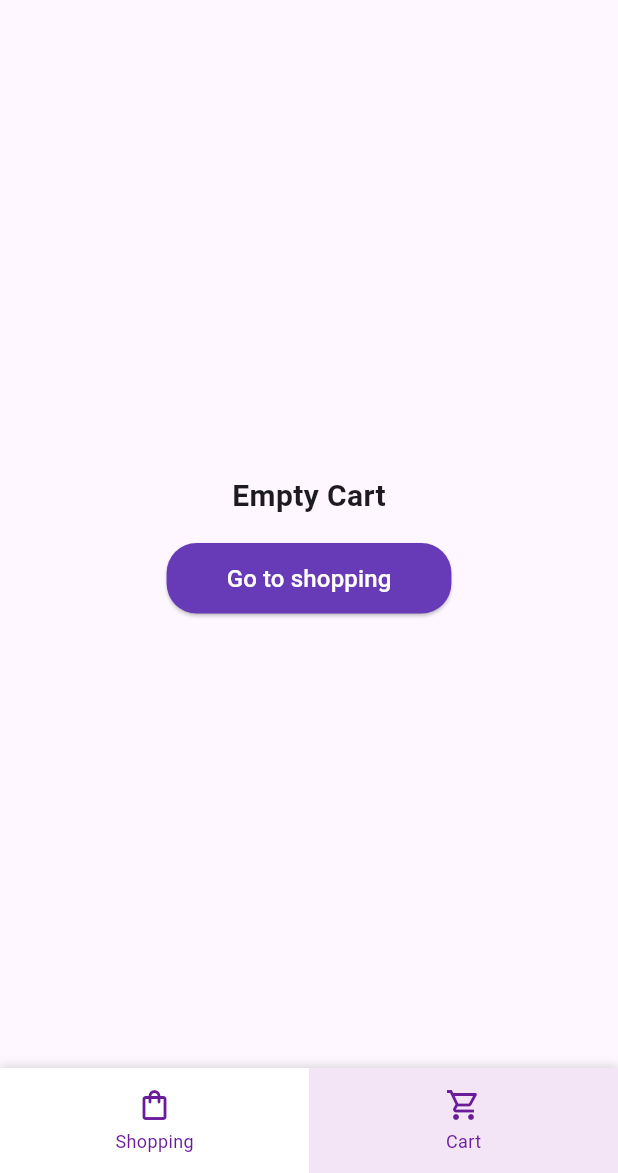
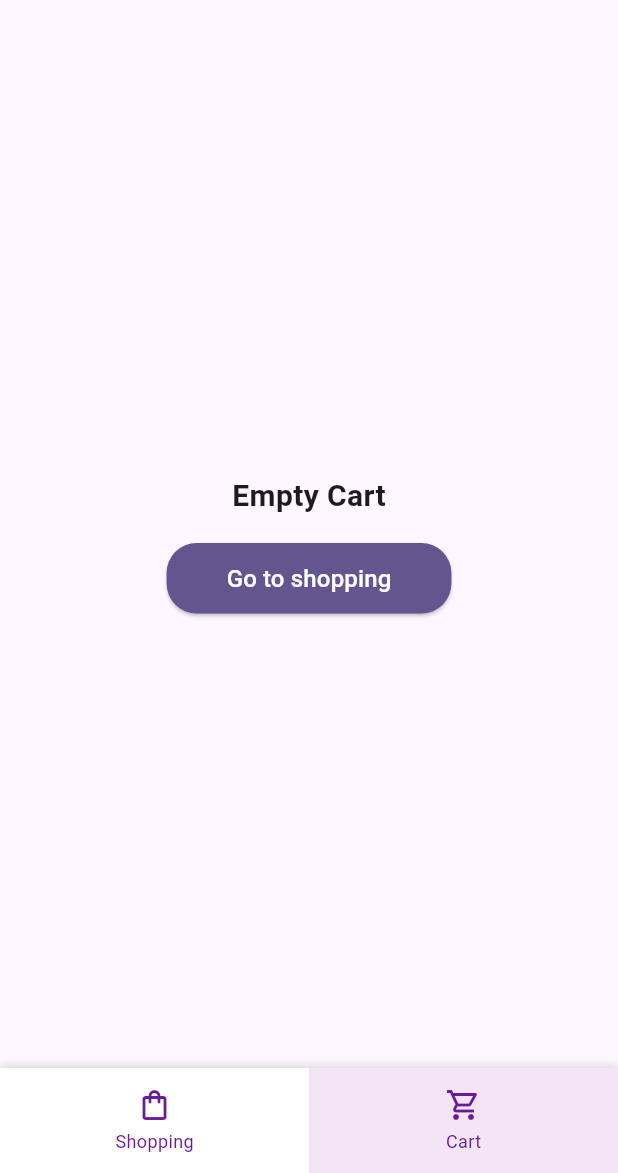
Before and after one commit to NANAIPRM/freshket-shopping-app, a Flutter app: the CheckoutSuccessPage screen opened by its route, after a tap on the "arrow back" icon, after a tap on "Cart", on a phone screen of 412 x 824 dp, the part 63-1236 px from its top. Run offline on Flutter 3.47's test engine with Material 3 defaults, Android fonts, the phone set to English and light mode, and no system bars; our stand-ins replace dio, equatable, flutter_bloc, go_router, shimmer; network calls fail.

Commit message:
fix:style

```diff
--- a/lib/data/services/api_service.dart
+++ b/lib/data/services/api_service.dart
@@ -108,10 +108,8 @@ class ApiService {
               headers: {'Content-Type': 'application/json', 'accept': '*/*'}));
 
       if (response.statusCode == 204) {
-        // Return the response data if checkout is successful
         return response.data;
       } else {
-        // Throw an error if the checkout fails
         throw 'ไม่สามารถทำการชำระเงินได้: ${response.statusCode}';
       }
     } catch (e) {
--- a/lib/logic/blocs/cart/cart_event.dart
+++ b/lib/logic/blocs/cart/cart_event.dart
@@ -50,3 +50,7 @@ class CheckoutEvent extends CartEvent {
   @override
   List<Object?> get props => [];
 }
+
+class ResetCartStateEvent extends CartEvent {
+  const ResetCartStateEvent();
+}
--- a/lib/logic/blocs/latest_product/latest_product_bloc.dart
+++ b/lib/logic/blocs/latest_product/latest_product_bloc.dart
@@ -30,7 +30,6 @@ class LatestProductBloc extends Bloc<LatestProductEvent, LatestProductState> {
     LoadMoreLatestProductsEvent event,
     Emitter<LatestProductState> emit,
   ) async {
-    // Only fetch more if we have reached the threshold and have more to fetch
     if (_nextCursor == null || _hasReachedMax || _currentProducts.length < 20) {
       return;
     }
--- a/lib/main.dart
+++ b/lib/main.dart
@@ -14,43 +14,44 @@ void main() {
   runApp(const MyApp());
 }
 
-// Define routes using GoRouter
 final GoRouter _router = GoRouter(
   initialLocation: '/',
   routes: [
-    ShellRoute(
-      builder: (context, state, child) {
-        return RootLayout(child: child);
+    StatefulShellRoute.indexedStack(
+      builder: (context, state, navigationShell) {
+        return RootLayout(navigationShell: navigationShell);
       },
+      branches: [
+        StatefulShellBranch(
           routes: [
             GoRoute(
               path: '/',
               name: 'home',
-          pageBuilder: (context, state) {
-            return NoTransitionPage(
-              child: HomePage(),
-            );
+              builder: (context, state) {
+                return const HomePage();
               },
             ),
+          ],
+        ),
+        StatefulShellBranch(
+          routes: [
             GoRoute(
               path: '/cart',
               name: 'cart',
-          pageBuilder: (context, state) {
-            return NoTransitionPage(
-              child: CartPage(),
-            );
+              builder: (context, state) {
+                return const CartPage();
               },
+            ),
+          ],
+        ),
+      ],
     ),
     GoRoute(
       path: '/checkout-success',
       name: 'checkout-success',
-          pageBuilder: (context, state) {
-            return NoTransitionPage(
-              child: CheckoutSuccessPage(),
-            );
+      builder: (context, state) {
+        return const CheckoutSuccessPage();
       },
-        ),
-      ],
     ),
   ],
 );
@@ -89,50 +90,35 @@ class MyApp extends StatelessWidget {
   }
 }
 
-// Root layout that contains the bottom navigation bar
 class RootLayout extends StatelessWidget {
-  final Widget child;
+  final StatefulNavigationShell navigationShell;
 
-  const RootLayout({super.key, required this.child});
+  const RootLayout({super.key, required this.navigationShell});
 
   @override
-  // In your RootLayout class
-  @override
   Widget build(BuildContext context) {
-    // Get the current route location
+    final int currentIndex = navigationShell.currentIndex;
+
     final String location = GoRouterState.of(context).matchedLocation;
-    int currentIndex = 0;
-
-    // Determine which tab is currently active
-    if (location.startsWith('/cart')) {
-      currentIndex = 1;
-    }
-
-    // Check if we're on the success page
-    final bool isSuccessPage = location.startsWith('/checkout-success');
+    final bool isCheckoutSuccess = location.startsWith('/checkout-success');
 
     return Scaffold(
-      appBar: (currentIndex == 0 && !isSuccessPage)
+      appBar: (currentIndex == 0 && !isCheckoutSuccess)
           ? AppBar(
               backgroundColor: Theme.of(context).colorScheme.inversePrimary,
               title: const Text('Freshket Shopping App'),
             )
           : null,
-      body: child,
-      bottomNavigationBar: isSuccessPage
+      body: navigationShell,
+      bottomNavigationBar: isCheckoutSuccess
           ? null
           : CustomBottomNavigationBar(
               selectedIndex: currentIndex,
               onTap: (index) {
-                // Handle navigation with GoRouter
-                switch (index) {
-                  case 0:
-                    context.goNamed('home');
-                    break;
-                  case 1:
-                    context.goNamed('cart');
-                    break;
-                }
+                navigationShell.goBranch(
+                  index,
+                  initialLocation: index == currentIndex,
+                );
               },
             ),
     );
--- a/lib/ui/pages/cart_page.dart
+++ b/lib/ui/pages/cart_page.dart
@@ -6,8 +6,26 @@ import '../../../logic/blocs/cart/cart_state.dart';
 import '../../../logic/blocs/cart/cart_event.dart';
 import '../../../data/models/cart_item.dart';
 
-class CartPage extends StatelessWidget {
+class CartPage extends StatefulWidget {
   const CartPage({super.key});
+
+  @override
+  State<CartPage> createState() => _CartPageState();
+}
+
+class _CartPageState extends State<CartPage> {
+  @override
+  void initState() {
+    super.initState();
+
+    WidgetsBinding.instance.addPostFrameCallback((_) {
+      final currentState = context.read<CartBloc>().state;
+
+      if (currentState is CartCheckoutSuccess) {
+        context.read<CartBloc>().add(const ResetCartStateEvent());
+      }
+    });
+  }
 
   @override
   Widget build(BuildContext context) {
@@ -16,14 +34,88 @@ class CartPage extends StatelessWidget {
         if (state is CartCheckoutSuccess) {
           context.goNamed('checkout-success');
         }
+
+        if (state is CartError) {
+          ScaffoldMessenger.of(context).showSnackBar(
+            SnackBar(
+              content: Text('Something went wrong'),
+              backgroundColor: Colors.red,
+              duration: const Duration(seconds: 5),
+              action: SnackBarAction(
+                label: 'Try again',
+                textColor: Colors.white,
+                onPressed: () {
+                  final currentState = context.read<CartBloc>().state;
+                  if (currentState is CartLoaded &&
+                      currentState.items.isNotEmpty) {
+                    context.read<CartBloc>().add(const CheckoutEvent());
+                  }
+                },
+              ),
+            ),
+          );
+        }
       },
       child: BlocBuilder<CartBloc, CartState>(
         builder: (context, state) {
+          if (state is CartCheckoutSuccess) {
+            return _buildEmptyCart(context);
+          }
+
+          if (state is CartError) {
+            final cartBloc = context.read<CartBloc>();
+
+            final CartState previousState = cartBloc.state;
+
+            if (previousState is CartLoaded) {
+              return previousState.items.isEmpty
+                  ? _buildEmptyCart(context)
+                  : _buildCartList(context, previousState);
+            }
+
+            return Scaffold(
+              appBar: AppBar(
+                title: const Text('Cart'),
+              ),
+              body: Center(
+                child: Column(
+                  mainAxisAlignment: MainAxisAlignment.center,
+                  children: [
+                    const Icon(
+                      Icons.error_outline,
+                      color: Colors.red,
+                      size: 64,
+                    ),
+                    const SizedBox(height: 16),
+                    Text(
+                      'เกิดข้อผิดพลาด',
+                      style: Theme.of(context).textTheme.headlineSmall,
+                    ),
+                    const SizedBox(height: 8),
+                    Text(
+                      state.message,
+                      textAlign: TextAlign.center,
+                      style: Theme.of(context).textTheme.bodyMedium,
+                    ),
+                    const SizedBox(height: 24),
+                    ElevatedButton(
+                      onPressed: () {
+                        context.read<CartBloc>().add(const CheckoutEvent());
+                      },
+                      child: const Text('ลองอีกครั้ง'),
+                    ),
+                  ],
+                ),
+              ),
+            );
+          }
+
           if (state is CartLoaded) {
             return state.items.isEmpty
                 ? _buildEmptyCart(context)
                 : _buildCartList(context, state);
           }
+
           return const Center(child: CircularProgressIndicator());
         },
       ),
@@ -37,8 +129,7 @@ class CartPage extends StatelessWidget {
         leading: IconButton(
           icon: const Icon(Icons.arrow_back),
           onPressed: () {
-            // Use GoRouter to navigate back to home
-            context.goNamed('home');
+            context.go('/');
           },
         ),
       ),
@@ -56,11 +147,10 @@ class CartPage extends StatelessWidget {
             const SizedBox(height: 16),
             ElevatedButton(
               onPressed: () {
-                // Use GoRouter to navigate to home
-                context.goNamed('home');
+                context.go('/');
               },
               style: ElevatedButton.styleFrom(
-                backgroundColor: Theme.of(context).primaryColor,
+                backgroundColor: const Color.fromRGBO(101, 85, 143, 1),
                 foregroundColor: Colors.white,
                 shape: RoundedRectangleBorder(
                   borderRadius: BorderRadius.circular(20),
@@ -150,6 +240,7 @@ class CartPage extends StatelessWidget {
                   style: const TextStyle(
                     fontWeight: FontWeight.bold,
                     fontSize: 14,
+                    color: Color.fromRGBO(33, 0, 93, 1),
                   ),
                 ),
                 const SizedBox(height: 4),
@@ -163,6 +254,7 @@ class CartPage extends StatelessWidget {
                       style: const TextStyle(
                         fontSize: 16,
                         fontWeight: FontWeight.bold,
+                        color: Color.fromRGBO(79, 55, 139, 1),
                       ),
                     ),
                     const Text(
@@ -181,10 +273,10 @@ class CartPage extends StatelessWidget {
             children: [
               CircleAvatar(
                 radius: 14,
-                backgroundColor: Colors.purple[100],
+                backgroundColor: const Color.fromRGBO(101, 85, 143, 1),
                 child: IconButton(
                   padding: EdgeInsets.zero,
-                  icon: Icon(Icons.remove, size: 16, color: Colors.purple[800]),
+                  icon: Icon(Icons.remove, size: 16, color: Colors.white),
                   onPressed: () {
                     context.read<CartBloc>().add(
                           UpdateCartItemQuantityEvent(
@@ -207,10 +299,10 @@ class CartPage extends StatelessWidget {
               ),
               CircleAvatar(
                 radius: 14,
-                backgroundColor: Colors.purple[100],
+                backgroundColor: const Color.fromRGBO(101, 85, 143, 1),
                 child: IconButton(
                   padding: EdgeInsets.zero,
-                  icon: Icon(Icons.add, size: 16, color: Colors.purple[800]),
+                  icon: const Icon(Icons.add, size: 16, color: Colors.white),
                   onPressed: () {
                     context.read<CartBloc>().add(
                           UpdateCartItemQuantityEvent(
@@ -232,7 +324,7 @@ class CartPage extends StatelessWidget {
     return Container(
       padding: const EdgeInsets.all(16),
       decoration: const BoxDecoration(
-        color: Color(0xFFF5F4F8), // Light purple background
+        color: Color.fromRGBO(232, 222, 248, 1),
         borderRadius: BorderRadius.only(
           topLeft: Radius.circular(20),
           topRight: Radius.circular(20),
@@ -241,7 +333,6 @@ class CartPage extends StatelessWidget {
       child: SafeArea(
         child: Column(
           children: [
-            // Subtotal Row
             Row(
               mainAxisAlignment: MainAxisAlignment.spaceBetween,
               children: [
@@ -249,7 +340,7 @@ class CartPage extends StatelessWidget {
                   'Subtotal',
                   style: TextStyle(
                     fontSize: 14,
-                    color: Colors.black54,
+                    color: Color.fromRGBO(79, 55, 138, 1),
                   ),
                 ),
                 Text(
@@ -257,12 +348,12 @@ class CartPage extends StatelessWidget {
                   style: const TextStyle(
                     fontSize: 14,
                     fontWeight: FontWeight.bold,
+                    color: Color.fromRGBO(79, 55, 138, 1),
                   ),
                 ),
               ],
             ),
             const SizedBox(height: 8),
-            // Promotion Discount Row
             Row(
               mainAxisAlignment: MainAxisAlignment.spaceBetween,
               children: [
@@ -270,12 +361,13 @@ class CartPage extends StatelessWidget {
                   'Promotion discount',
                   style: TextStyle(
                     fontSize: 14,
-                    color: Colors.black54,
+                    color: Color.fromRGBO(79, 55, 138, 1),
                   ),
                 ),
                 Text(
                   '-${state.totalDiscount.toStringAsFixed(2)}',
-                  style: const TextStyle(
+                  style: TextStyle(
+                    color: Colors.red[800],
                     fontSize: 14,
                     fontWeight: FontWeight.bold,
                   ),
@@ -283,32 +375,19 @@ class CartPage extends StatelessWidget {
               ],
             ),
             const SizedBox(height: 16),
-            // Divider
-            const Divider(
-              color: Colors.black12,
-              thickness: 1,
-            ),
             const SizedBox(height: 16),
-            // Total and Checkout Button Row
             Row(
               children: [
                 Column(
                   crossAxisAlignment: CrossAxisAlignment.start,
                   children: [
-                    const Text(
-                      'Total',
-                      style: TextStyle(
-                        fontSize: 14,
-                        color: Colors.black54,
-                      ),
-                    ),
                     const SizedBox(height: 4),
                     Text(
                       '${state.total.toStringAsFixed(2)}',
                       style: const TextStyle(
-                        fontSize: 18,
+                        fontSize: 42,
                         fontWeight: FontWeight.bold,
-                        color: Colors.black,
+                        color: Color.fromRGBO(79, 55, 138, 1),
                       ),
                     ),
                   ],
@@ -317,6 +396,8 @@ class CartPage extends StatelessWidget {
                 ElevatedButton(
                   onPressed: state.items.isNotEmpty
                       ? () {
+                          _showCheckoutDialog(context);
+
                           context.read<CartBloc>().add(const CheckoutEvent());
                         }
                       : null,
@@ -324,7 +405,7 @@ class CartPage extends StatelessWidget {
                     shape: RoundedRectangleBorder(
                       borderRadius: BorderRadius.circular(12),
                     ),
-                    backgroundColor: Theme.of(context).primaryColor,
+                    backgroundColor: const Color.fromRGBO(101, 85, 143, 1),
                     foregroundColor: Colors.white,
                     padding: const EdgeInsets.symmetric(
                       horizontal: 40,
@@ -346,4 +427,80 @@ class CartPage extends StatelessWidget {
       ),
     );
   }
+
+  void _showCheckoutDialog(BuildContext context) {
+    showDialog(
+      context: context,
+      barrierDismissible: false,
+      builder: (dialogContext) {
+        return BlocListener<CartBloc, CartState>(
+          listener: (context, state) {
+            if (state is CartCheckoutSuccess || state is CartError) {
+              Navigator.of(dialogContext).pop();
+
+              if (state is CartError) {
+                _showErrorDialog(context, state.message);
+              }
+            }
+          },
+          child: AlertDialog(
+            title: const Text('Payment processing'),
+            content: Row(
+              mainAxisSize: MainAxisSize.min,
+              children: [
+                const CircularProgressIndicator(),
+                const SizedBox(width: 16),
+                Expanded(
+                  child: Text(
+                    'Please wait...',
+                    style: Theme.of(context).textTheme.bodyMedium,
+                  ),
+                ),
+              ],
+            ),
+          ),
+        );
+      },
+    );
+  }
+
+  void _showErrorDialog(BuildContext context, String errorMessage) {
+    showDialog(
+      context: context,
+      builder: (context) => AlertDialog(
+        title: const Text('Something went wrong'),
+        content: Column(
+          mainAxisSize: MainAxisSize.min,
+          children: [
+            const Icon(
+              Icons.error_outline,
+              color: Colors.red,
+              size: 48,
+            ),
+            const SizedBox(height: 16),
+            Text(
+              'Try again',
+              style: Theme.of(context).textTheme.titleMedium,
+            ),
+          ],
+        ),
+        actions: [
+          TextButton(
+            onPressed: () {
+              Navigator.of(context).pop();
+            },
+            child: const Text('Close'),
+          ),
+          ElevatedButton(
+            onPressed: () {
+              Navigator.of(context).pop();
+
+              context.read<CartBloc>().add(const CheckoutEvent());
+            },
+            child: const Text('Try again'),
+          ),
+        ],
+      ),
+    );
+  }
 }
--- a/lib/ui/pages/checkout_success_page.dart
+++ b/lib/ui/pages/checkout_success_page.dart
@@ -43,7 +43,7 @@ class CheckoutSuccessPage extends StatelessWidget {
                   context.goNamed('home');
                 },
                 style: ElevatedButton.styleFrom(
-                  backgroundColor: Colors.deepPurple,
+                  backgroundColor: const Color.fromRGBO(101, 85, 143, 1),
                   foregroundColor: Colors.white,
                   shape: RoundedRectangleBorder(
                     borderRadius: BorderRadius.circular(20),
--- a/lib/ui/pages/home_page.dart
+++ b/lib/ui/pages/home_page.dart
@@ -44,7 +44,6 @@ class _HomePageState extends State<HomePage> {
     context.read<RecommendedProductBloc>().add(FetchRecommendedProductsEvent());
     context.read<LatestProductBloc>().add(RefreshLatestProductsEvent());
 
-    // Clear the cart
     context.read<CartBloc>().add(const ClearCartEvent());
 
     return await Future.delayed(const Duration(milliseconds: 1500));
@@ -55,7 +54,6 @@ class _HomePageState extends State<HomePage> {
 
     final latestProductState = context.read<LatestProductBloc>().state;
 
-    // Only trigger load more if we have at least 20 items
     if (latestProductState is LatestProductLoaded &&
         latestProductState.products.length >= 20 &&
         !latestProductState.hasReachedMax &&
--- a/lib/ui/widget/common/custom_bottom_navigation_bar.dart
+++ b/lib/ui/widget/common/custom_bottom_navigation_bar.dart
@@ -32,18 +32,15 @@ class CustomBottomNavigationBar extends StatelessWidget {
           child: Stack(
             alignment: Alignment.bottomCenter,
             children: [
-              // Bottom navigation tabs
               Row(
                 children: [
-                  // Shopping tab
                   Expanded(
                     child: InkWell(
                       onTap: () => onTap(0),
                       child: Container(
                         decoration: BoxDecoration(
                           color: selectedIndex == 0
-                              ? Color(
-                                  0xFFF3E5F5) // Light purple background when selected
+                              ? Color(0xFFF3E5F5)
                               : Colors.white,
                         ),
                         child: Column(
@@ -67,7 +64,6 @@ class CustomBottomNavigationBar extends StatelessWidget {
                       ),
                     ),
                   ),
-                  // Cart tab with item count from CartBloc
                   Expanded(
                     child: InkWell(
                       onTap: () => onTap(1),
@@ -90,7 +86,6 @@ class CustomBottomNavigationBar extends StatelessWidget {
                               builder: (context, state) {
                                 int itemCount = 0;
                                 if (state is CartLoaded) {
-                                  // Sum up the quantities of all items
                                   itemCount = state.items.fold(
                                     0,
                                     (sum, item) => sum + item.quantity,
```
Also changed, not shown: lib/logic/blocs/cart/cart_bloc.dart (+9 -12 lines), lib/ui/widget/common/product_list_item.dart (+13 -10 lines), lib/logic/blocs/latest_product/latest_product_event.dart (line endings or trailing spaces). Lines whose indentation alone changed are shown as unchanged.
